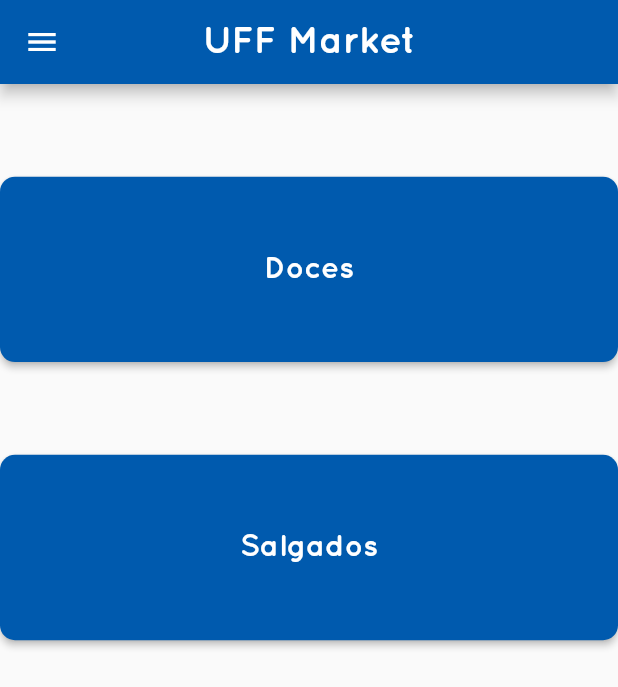
After one commit to Bardasson14/UFFMarket, a Flutter app: the screen it shows after launch, after a tap on "Doces e Salgados", on a phone screen of 412 x 824 dp. The commit adds this screen. Shown: the top 687 px of the screen. Run offline on Flutter 3.47's test engine with Material 2 defaults, Android fonts, the phone set to English and light mode, and no system bars.

```diff
--- a/uff_market/lib/main.dart
+++ b/uff_market/lib/main.dart
@@ -1,5 +1,6 @@
 import 'package:flutter/material.dart';
-import 'homepage.dart';
+import 'products.dart';
+
 void main() => runApp(MainApp());
 
 class MainApp extends StatefulWidget {
@@ -16,10 +17,22 @@ class MainAppState extends State<MainApp>{
 
   @override
   Widget build(BuildContext context) {
+
     return MaterialApp(
-      home: Scaffold(
-        drawer: Drawer(
+      home: HomePage(),
+      );
+    }
+}
 
+class HomePage extends StatelessWidget{
+
+  @override
+  Widget build (BuildContext context){
+    var width = MediaQuery.of(context).size.width * 0.4;
+    var height = MediaQuery.of(context).size.height * 0.15;
+
+    return Scaffold(
+      drawer: Drawer(
         ),
         appBar: AppBar(
           backgroundColor: const Color(0xff005AAE),
@@ -33,8 +46,119 @@ class MainAppState extends State<MainApp>{
           ),
           centerTitle: true,
         ),
-        body: HomepageBody(),
-      )
+      body: Column(
+      children: <Widget>[
+        new Padding(
+          padding: EdgeInsets.all(height/2),
+          child: TextField(
+            decoration: InputDecoration(
+              hintText: "Pesquise aqui um item específico...",
+              border: OutlineInputBorder(
+                borderRadius: BorderRadius.circular(15.0),
+              ),
+            ),
+          ),
+        ),
+        new Expanded(
+          child: ButtonGrid()
+            )
+          ],
+        )
+
     );
   }
 }
+
+class ButtonGrid extends StatelessWidget{
+
+@override
+Widget build(BuildContext context) {
+  var width = MediaQuery.of(context).size.width * 0.4;
+  var height = MediaQuery.of(context).size.height * 0.15;
+  return GridView.count(
+        childAspectRatio: width/height,
+        padding: EdgeInsets.all(10),
+        crossAxisCount: 2,
+        crossAxisSpacing: 5,
+        mainAxisSpacing: 5,
+        children: <Widget>[
+          SizedBox(
+            width: width,
+            height: height,
+
+            child: MaterialButton(
+              shape: RoundedRectangleBorder(
+                borderRadius: BorderRadius.circular(10.0),
+              ),
+              onPressed: () => {
+                Navigator.push(
+                  context,
+                  MaterialPageRoute(builder: (context) => ChooseBetween()),
+                )
+              },
+              color: const Color(0xff005AAE),
+              child: Text(
+                "Doces e Salgados",
+                style: TextStyle(
+                  fontFamily: 'Quicksand',
+                  fontSize: 20,
+                  color: Colors.white
+                  )
+                ),
+              ),
+            ),
+          MaterialButton(
+            shape: RoundedRectangleBorder(
+                borderRadius: BorderRadius.circular(10.0),
+              ),
+            onPressed: () => {},
+            minWidth: width,
+            height: height,
+            color: const Color(0xff005AAE),
+            child: Text(
+              "Refeições",
+              style: TextStyle(
+                fontFamily: 'Quicksand',
+                fontSize: 20,
+                color: Colors.white
+                )
+              ),
+            ),
+            MaterialButton(
+              shape: RoundedRectangleBorder(
+                borderRadius: BorderRadius.circular(10.0),
+              ),
+            onPressed: () => {},
+            minWidth: width,
+            height: height,
+            color: const Color(0xff005AAE),
+            child: Text(
+              "Serviços",
+              style: TextStyle(
+                fontFamily: 'Quicksand',
+                fontSize: 20,
+                color: Colors.white
+                )
+              ),
+            ),
+            MaterialButton(
+              shape: RoundedRectangleBorder(
+                borderRadius: BorderRadius.circular(10.0),
+              ),
+            onPressed: () => {},
+            minWidth: width,
+            height: height,
+            color: const Color(0xff005AAE),
+            child: Text(
+              "Outros Produtos",
+              style: TextStyle(
+                fontFamily: 'Quicksand',
+                fontSize: 20,
+                color: Colors.white
+                )
+              ),
+            ),
+      ],
+    );
+  }
+}
--- /dev/null
+++ b/uff_market/lib/products.dart
@@ -0,0 +1,158 @@
+import 'package:flutter/material.dart';
+import 'seller.dart';
+
+class Product {
+  String productName, description;
+  double price;
+  Image image;
+
+  String getProductName(){
+    return this.productName;
+  }
+
+  String getDescription(){
+    return this.description;
+  }
+
+  double getPrice(){
+    return this.price;
+  }
+
+  Image getImage(){
+    return this.image;
+  }
+
+}
+
+class ChooseBetween extends StatelessWidget{
+
+  @override
+  Widget build(BuildContext context) {
+    var width = MediaQuery.of(context).size.width * 0.4;
+    var height = MediaQuery.of(context).size.height * 0.15;
+    return Scaffold(
+      appBar: AppBar(
+          backgroundColor: const Color(0xff005AAE),
+          title: Text(
+            "UFF Market",
+            style: TextStyle(
+              decoration: TextDecoration.none,
+              fontFamily: 'Quicksand',
+              fontSize: 25,
+            ),
+          ),
+          centerTitle: true,
+        ),
+        drawer: Drawer(
+
+        ),
+        body: Container(
+          child: ListView(
+            shrinkWrap: true,
+            children: <Widget>[
+
+              Padding(
+                padding: EdgeInsets.only(top: height/2),
+              ),
+
+              MaterialButton(
+                  shape: RoundedRectangleBorder(
+                      borderRadius: BorderRadius.circular(10.0),
+                    ),
+                  onPressed: () => {},
+                  minWidth: width,
+                  height: height,
+                  color: const Color(0xff005AAE),
+                  child: Text(
+                    "Doces",
+                    style: TextStyle(
+                      fontFamily: 'Quicksand',
+                      fontSize: 20,
+                      color: Colors.white
+                      )
+                    ),
+              ),
+
+              Padding(
+                padding: EdgeInsets.only(top: height/2),
+              ),
+
+              MaterialButton(
+                  shape: RoundedRectangleBorder(
+                      borderRadius: BorderRadius.circular(10.0),
+                    ),
+                  onPressed: () => {},
+                  minWidth: width,
+                  height: height,
+                  color: const Color(0xff005AAE),
+                  child: Text(
+                    "Salgados",
+                    style: TextStyle(
+                      fontFamily: 'Quicksand',
+                      fontSize: 20,
+                      color: Colors.white
+                      )
+                    ),
+              )
+            ]
+          ),
+        ),
+    );
+  }
+}
+
+class ProductScreen extends StatelessWidget{
+  Product p;
+
+  @override
+  Widget build(BuildContext context) {
+    var width = MediaQuery.of(context).size.width * 0.4;
+    var height = MediaQuery.of(context).size.height * 0.15;
+    return Scaffold(
+      appBar: AppBar(
+          backgroundColor: const Color(0xff005AAE),
+          title: Text(
+            "UFF Market",
+            style: TextStyle(
+              decoration: TextDecoration.none,
+              fontFamily: 'Quicksand',
+              fontSize: 25,
+            ),
+          ),
+          centerTitle: true,
+        ),
+        drawer: Drawer(
+
+        ),
+
+        body: SingleChildScrollView(
+          child: Column(
+            children: <Widget>[
+
+              Row(children: <Widget>[
+                Text(
+                  p.getProductName(),
+                  style: TextStyle(
+
+                  ),
+                ),
+                Text(
+                  p.getPrice().toString(),
+                  style: TextStyle(
+
+                  ),
+                )
+              ],),
+              Text(
+                p.getDescription(),
+                style: TextStyle(
+
+                ),
+              ),
+
+            ],
+          )
+        ),
+    );
+  }
+}
--- /dev/null
+++ b/uff_market/lib/seller.dart
@@ -0,0 +1,3 @@
+class Seller {
+
+}
```
Also changed, not shown: uff_market/lib/homepage.dart (deleted, +0 -124 lines), 3 other files.
